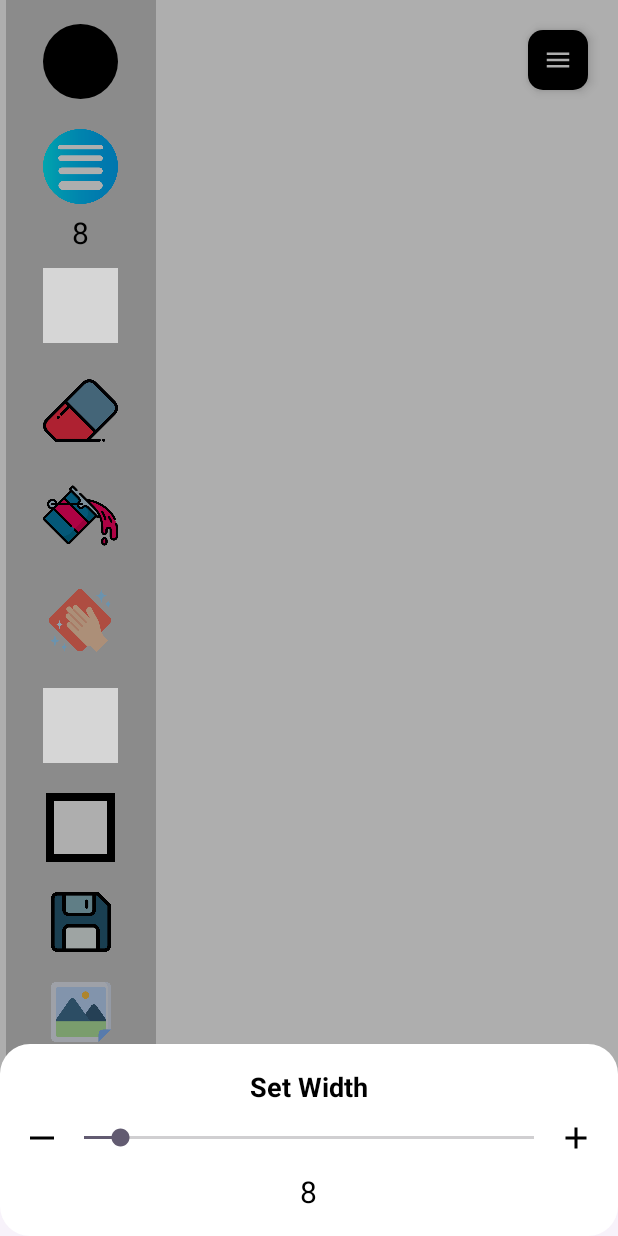
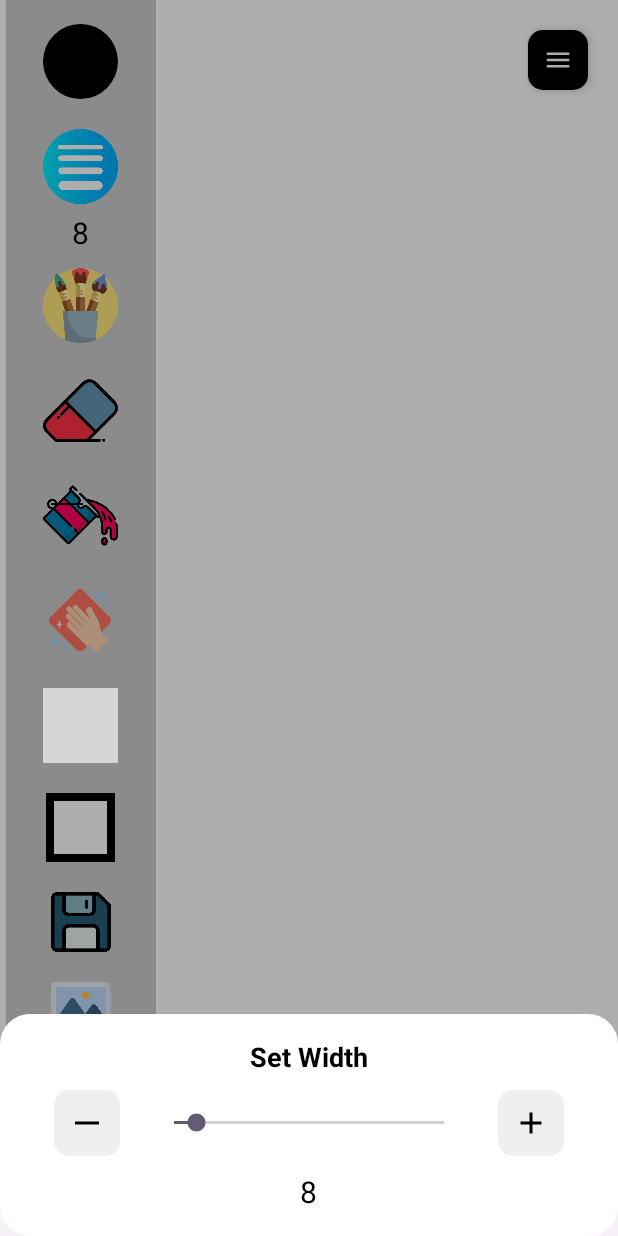
Before and after one commit to Lakshyapachkhede/EasyPaint, an Android app: the screen it shows after launch (MainActivity), after a tap on an icon or button, on a phone screen of 412 x 824 dp. Run offline under Robolectric (Android 15) with nearby library versions, the phone set to English and light mode, and no system bars; libraries missing offline, so code that uses them is left out: com.skydoves.colorpickerview; Roboto replaces fonts that are not available here; grey boxes are pictures that could not be loaded.

Commit message:
Fixed stroke width setting bugs in main activity

```diff
--- a/app/src/main/java/com/pachkhede/easypaint/DrawingView.kt
+++ b/app/src/main/java/com/pachkhede/easypaint/DrawingView.kt
@@ -59,7 +59,7 @@ class DrawingView(context: Context, attrs: AttributeSet) : View(context, attrs)
     private var canvas: Canvas? = null
     var tool: Tools = Tools.SOLID_BRUSH
     private var currColor: Int = Color.BLACK
-    private var currStrokeWidth: Float = 8f
+    var currStrokeWidth: Float = 8f
     private var backColor: Int = Color.WHITE
     private var x1: Float = 0f
     private var y1: Float = 0f
--- a/app/src/main/java/com/pachkhede/easypaint/MainActivity.kt
+++ b/app/src/main/java/com/pachkhede/easypaint/MainActivity.kt
@@ -107,10 +107,12 @@ class MainActivity : AppCompatActivity() {
 
         }
 
-        findViewById<ImageView>(R.id.pen).setOnClickListener {
-            img = R.drawable.pen
-            imgView.setImageResource(img)
-            drawingView.changeTool(DrawingView.Tools.SOLID_BRUSH)
+        findViewById<ImageView>(R.id.brush).setOnClickListener {
+//            img = R.drawable.pen
+//            imgView.setImageResource(img)
+//            drawingView.changeTool(DrawingView.Tools.SOLID_BRUSH)
+
+
         }
 
         findViewById<ImageView>(R.id.eraser).setOnClickListener {
@@ -200,11 +202,14 @@ class MainActivity : AppCompatActivity() {
         val seekBar = view.findViewById<SeekBar>(R.id.widthSeekBar)
         val progressTv = view.findViewById<TextView>(R.id.seekBarIndicator)
 
+        seekBar.progress = drawingView.currStrokeWidth.toInt()
+        progressTv.text = drawingView.currStrokeWidth.toInt().toString()
 
         seekBar.setOnSeekBarChangeListener(object : SeekBar.OnSeekBarChangeListener {
             override fun onProgressChanged(p0: SeekBar?, p1: Int, p2: Boolean) {
                 findViewById<TextView>(R.id.seekBarIndicator).text = p1.toString()
                 progressTv.text = p1.toString()
+                drawingView.changeBrushSize(seekBar.progress.toFloat())
             }
 
             override fun onStartTrackingTouch(p0: SeekBar?) {
@@ -212,7 +217,7 @@ class MainActivity : AppCompatActivity() {
             }
 
             override fun onStopTrackingTouch(p0: SeekBar?) {
-                drawingView.changeBrushSize(seekBar.progress.toFloat())
+
             }
 
         })
--- /dev/null
+++ b/app/src/main/res/drawable/round_back_white.xml
@@ -0,0 +1,8 @@
+<?xml version="1.0" encoding="utf-8"?>
+<shape xmlns:android="http://schemas.android.com/apk/res/android"
+    android:shape="rectangle"
+    >
+    <solid android:color="#efefef"/>
+    <corners android:radius="10dp" />
+
+</shape>
--- a/app/src/main/res/layout/activity_main.xml
+++ b/app/src/main/res/layout/activity_main.xml
@@ -40,17 +40,6 @@
                 android:layout_marginBottom="20dp"
                 />
 
-<!--            <SeekBar-->
-<!--                android:id="@+id/thicknessSeekBar"-->
-<!--                android:layout_width="200dp"-->
-<!--                android:layout_height="wrap_content"-->
-<!--                android:layout_gravity="center"-->
-<!--                android:layout_marginTop="100dp"-->
-<!--                android:layout_marginBottom="85dp"-->
-<!--                android:max="100"-->
-<!--                android:min="0"-->
-<!--                android:progress="8"-->
-<!--                android:rotation="270" />-->
 
             <ImageView
                 android:id="@+id/width"
@@ -72,12 +61,12 @@
 
 
             <ImageView
-                android:id="@+id/pen"
+                android:id="@+id/brush"
                 android:layout_width="50dp"
                 android:layout_height="50dp"
                 android:layout_gravity="center"
                 android:layout_marginBottom="20dp"
-                android:src="@drawable/pen" />
+                android:src="@drawable/brush" />
 
 
             <ImageView
--- a/app/src/main/res/layout/stroke_width_bottom_sheet.xml
+++ b/app/src/main/res/layout/stroke_width_bottom_sheet.xml
@@ -33,6 +33,10 @@
             android:layout_width="wrap_content"
             android:layout_height="wrap_content"
             android:src="@drawable/baseline_substract_24"
+            android:layout_marginStart="20dp"
+            android:padding="10dp"
+            android:background="@drawable/round_back_white"
+
             />
 
 
@@ -42,9 +46,11 @@
             android:layout_height="wrap_content"
             android:max="100"
             android:min="0"
-            android:progress="8"
             android:layout_weight="1"
             android:layout_gravity="center_vertical"
+            android:layout_marginStart="20dp"
+            android:layout_marginEnd="20dp"
+
             />
 
 
@@ -53,6 +59,10 @@
             android:layout_width="wrap_content"
             android:layout_height="wrap_content"
             android:src="@drawable/baseline_add_24"
+            android:layout_marginEnd="20dp"
+            android:padding="10dp"
+            android:background="@drawable/round_back_white"
+
             />
 
 
--- a/app/src/main/res/values/seekbar.xml
+++ b/app/src/main/res/values/seekbar.xml
@@ -1,6 +1,6 @@
 <?xml version="1.0" encoding="utf-8"?>
 <resources>
-    <style name="tallerSeekBar" parent="@android:style/Widget.SeekBar">
+    <style name="mySeekBar" parent="@android:style/Widget.SeekBar">
 
 
     </style>
```
